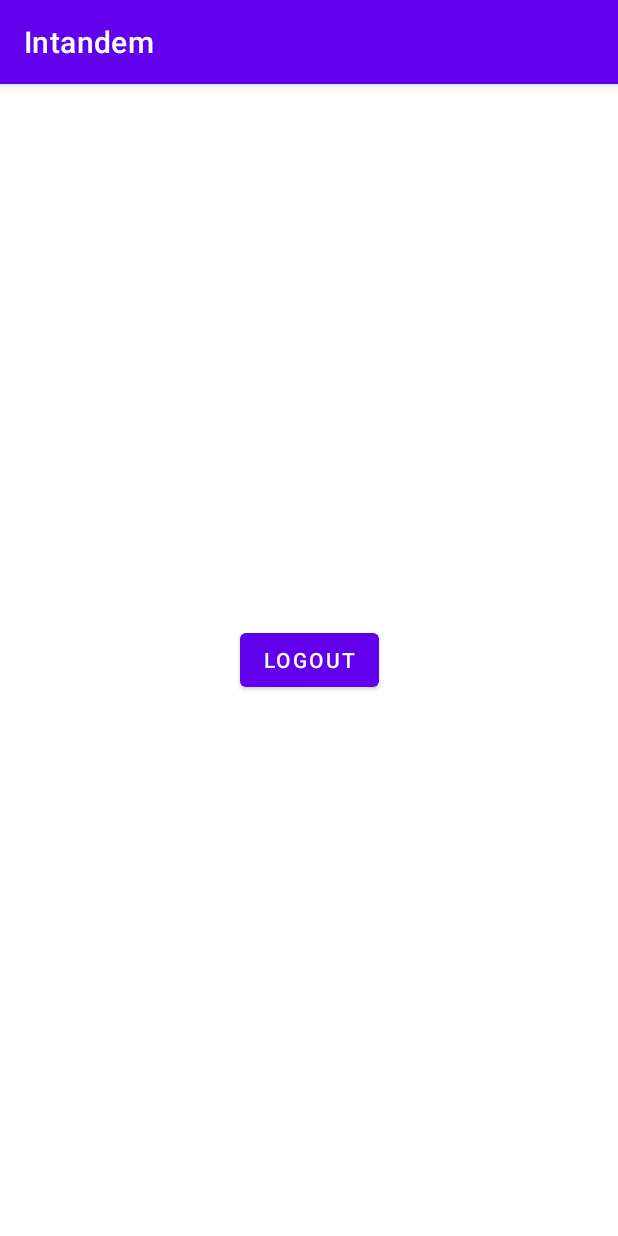
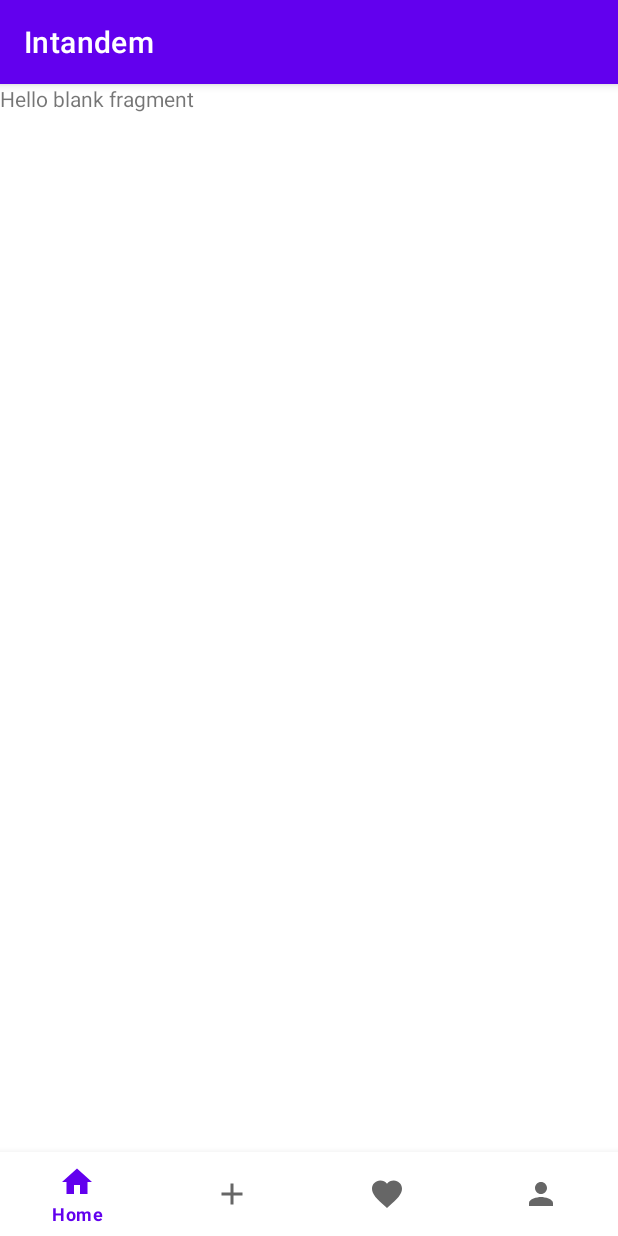
Before and after one commit to sabrinakim/Intandem, an Android app: the SecondActivity screen opened directly, with no data from a screen before it, on a phone screen of 412 x 824 dp. Run offline under Robolectric (Android 15) with nearby library versions, the phone set to English and light mode, and no system bars.

Commit message:
added bottom navigation bar and created fragments for each menu item

```diff
--- a/app/src/main/java/com/example/intandem/MainActivity.java
+++ b/app/src/main/java/com/example/intandem/MainActivity.java
@@ -98,7 +98,8 @@ public class MainActivity extends AppCompatActivity {
             public void onSuccess(LoginResult loginResult) {
                 // loginResult contains parameters like the access token & granted permissions u set up
                 Log.i(TAG, "login success");
-
+                Intent i = new Intent(MainActivity.this, SecondActivity.class);
+                startActivity(i);
             }
 
             @Override
--- a/app/src/main/java/com/example/intandem/SecondActivity.java
+++ b/app/src/main/java/com/example/intandem/SecondActivity.java
@@ -1,14 +1,56 @@
 package com.example.intandem;
 
+import androidx.annotation.NonNull;
 import androidx.appcompat.app.AppCompatActivity;
+import androidx.fragment.app.Fragment;
+import androidx.fragment.app.FragmentManager;
 
 import android.os.Bundle;
+import android.view.MenuItem;
+
+import com.example.intandem.fragments.ActivityFragment;
+import com.example.intandem.fragments.ComposeFragment;
+import com.example.intandem.fragments.PostsFragment;
+import com.example.intandem.fragments.ProfileFragment;
+import com.google.android.material.bottomnavigation.BottomNavigationView;
 
 public class SecondActivity extends AppCompatActivity {
+
+    public static final String TAG = "SecondActivity";
+    final FragmentManager fragmentManager = getSupportFragmentManager();
+    private BottomNavigationView bottomNavigationView;
 
     @Override
     protected void onCreate(Bundle savedInstanceState) {
         super.onCreate(savedInstanceState);
         setContentView(R.layout.activity_second);
+
+        bottomNavigationView = findViewById(R.id.bottomNavigation);
+
+        bottomNavigationView.setOnNavigationItemSelectedListener(new BottomNavigationView.OnNavigationItemSelectedListener() {
+            @Override
+            public boolean onNavigationItemSelected(@NonNull MenuItem item) {
+                Fragment fragment;
+                switch (item.getItemId()) {
+                    case R.id.action_home:
+                        fragment = new PostsFragment();
+                        break;
+                    case R.id.action_compose:
+                        fragment = new ComposeFragment();
+                        break;
+                    case R.id.action_activity:
+                        fragment = new ActivityFragment();
+                        break;
+                    case R.id.action_profile:
+                    default:
+                        fragment = new ProfileFragment();
+                        break;
+                }
+                fragmentManager.beginTransaction().replace(R.id.flContainer, fragment).commit();
+                return true;
+            }
+        });
+        // Set default selection
+        bottomNavigationView.setSelectedItemId(R.id.action_home);
     }
 }
--- /dev/null
+++ b/app/src/main/java/com/example/intandem/fragments/PostsFragment.java
@@ -0,0 +1,66 @@
+package com.example.intandem.fragments;
+
+import android.os.Bundle;
+
+import androidx.fragment.app.Fragment;
+
+import android.view.LayoutInflater;
+import android.view.View;
+import android.view.ViewGroup;
+
+import com.example.intandem.R;
+
+/**
+ * A simple {@link Fragment} subclass.
+ * Use the {@link PostsFragment#newInstance} factory method to
+ * create an instance of this fragment.
+ */
+public class PostsFragment extends Fragment {
+
+    // TODO: Rename parameter arguments, choose names that match
+    // the fragment initialization parameters, e.g. ARG_ITEM_NUMBER
+    private static final String ARG_PARAM1 = "param1";
+    private static final String ARG_PARAM2 = "param2";
+
+    // TODO: Rename and change types of parameters
+    private String mParam1;
+    private String mParam2;
+
+    public PostsFragment() {
+        // Required empty public constructor
+    }
+
+    /**
+     * Use this factory method to create a new instance of
+     * this fragment using the provided parameters.
+     *
+     * @param param1 Parameter 1.
+     * @param param2 Parameter 2.
+     * @return A new instance of fragment PostsFragment.
+     */
+    // TODO: Rename and change types and number of parameters
+    public static PostsFragment newInstance(String param1, String param2) {
+        PostsFragment fragment = new PostsFragment();
+        Bundle args = new Bundle();
+        args.putString(ARG_PARAM1, param1);
+        args.putString(ARG_PARAM2, param2);
+        fragment.setArguments(args);
+        return fragment;
+    }
+
+    @Override
+    public void onCreate(Bundle savedInstanceState) {
+        super.onCreate(savedInstanceState);
+        if (getArguments() != null) {
+            mParam1 = getArguments().getString(ARG_PARAM1);
+            mParam2 = getArguments().getString(ARG_PARAM2);
+        }
+    }
+
+    @Override
+    public View onCreateView(LayoutInflater inflater, ViewGroup container,
+                             Bundle savedInstanceState) {
+        // Inflate the layout for this fragment
+        return inflater.inflate(R.layout.fragment_posts, container, false);
+    }
+}
--- /dev/null
+++ b/app/src/main/res/drawable/ic_baseline_add_24.xml
@@ -0,0 +1,5 @@
+<vector android:height="24dp" android:tint="#000000"
+    android:viewportHeight="24" android:viewportWidth="24"
+    android:width="24dp" xmlns:android="http://schemas.android.com/apk/res/android">
+    <path android:fillColor="@android:color/white" android:pathData="M19,13h-6v6h-2v-6H5v-2h6V5h2v6h6v2z"/>
+</vector>
--- /dev/null
+++ b/app/src/main/res/drawable/ic_baseline_favorite_24.xml
@@ -0,0 +1,5 @@
+<vector android:height="24dp" android:tint="#000000"
+    android:viewportHeight="24" android:viewportWidth="24"
+    android:width="24dp" xmlns:android="http://schemas.android.com/apk/res/android">
+    <path android:fillColor="@android:color/white" android:pathData="M12,21.35l-1.45,-1.32C5.4,15.36 2,12.28 2,8.5 2,5.42 4.42,3 7.5,3c1.74,0 3.41,0.81 4.5,2.09C13.09,3.81 14.76,3 16.5,3 19.58,3 22,5.42 22,8.5c0,3.78 -3.4,6.86 -8.55,11.54L12,21.35z"/>
+</vector>
--- /dev/null
+++ b/app/src/main/res/drawable/ic_baseline_home_24.xml
@@ -0,0 +1,5 @@
+<vector android:height="24dp" android:tint="#000000"
+    android:viewportHeight="24" android:viewportWidth="24"
+    android:width="24dp" xmlns:android="http://schemas.android.com/apk/res/android">
+    <path android:fillColor="@android:color/white" android:pathData="M10,20v-6h4v6h5v-8h3L12,3 2,12h3v8z"/>
+</vector>
--- /dev/null
+++ b/app/src/main/res/drawable/ic_baseline_person_24.xml
@@ -0,0 +1,5 @@
+<vector android:height="24dp" android:tint="#000000"
+    android:viewportHeight="24" android:viewportWidth="24"
+    android:width="24dp" xmlns:android="http://schemas.android.com/apk/res/android">
+    <path android:fillColor="@android:color/white" android:pathData="M12,12c2.21,0 4,-1.79 4,-4s-1.79,-4 -4,-4 -4,1.79 -4,4 1.79,4 4,4zM12,14c-2.67,0 -8,1.34 -8,4v2h16v-2c0,-2.66 -5.33,-4 -8,-4z"/>
+</vector>
--- a/app/src/main/res/layout/activity_second.xml
+++ b/app/src/main/res/layout/activity_second.xml
@@ -4,15 +4,34 @@
     xmlns:tools="http://schemas.android.com/tools"
     android:layout_width="match_parent"
     android:layout_height="match_parent"
-    tools:context=".SecondActivity">
+    tools:context=".MainActivity">
 
-    <Button
-        android:id="@+id/BtnLogout"
-        android:layout_width="wrap_content"
+    <RelativeLayout
+        android:layout_width="match_parent"
         android:layout_height="wrap_content"
-        android:text="Logout"
+        android:layout_marginTop="20dp"
+        android:layout_marginBottom="20dp"
+        android:orientation="vertical"
         app:layout_constraintBottom_toBottomOf="parent"
         app:layout_constraintEnd_toEndOf="parent"
         app:layout_constraintStart_toStartOf="parent"
-        app:layout_constraintTop_toTopOf="parent" />
+        app:layout_constraintTop_toTopOf="parent">
+
+        <FrameLayout
+            android:id="@+id/flContainer"
+            android:layout_width="match_parent"
+            android:layout_height="match_parent"
+            android:layout_above="@id/bottomNavigation" />
+
+
+        <com.google.android.material.bottomnavigation.BottomNavigationView
+            android:id="@+id/bottomNavigation"
+            android:layout_width="match_parent"
+            android:layout_height="wrap_content"
+            android:layout_alignParentBottom="true"
+            android:layout_marginBottom="0dp"
+            app:menu="@menu/menu_bottom_navigation" />
+
+    </RelativeLayout>
+
 </androidx.constraintlayout.widget.ConstraintLayout>
--- /dev/null
+++ b/app/src/main/res/layout/fragment_posts.xml
@@ -0,0 +1,14 @@
+<?xml version="1.0" encoding="utf-8"?>
+<FrameLayout xmlns:android="http://schemas.android.com/apk/res/android"
+    xmlns:tools="http://schemas.android.com/tools"
+    android:layout_width="match_parent"
+    android:layout_height="match_parent"
+    tools:context=".fragments.PostsFragment">
+
+    <!-- TODO: Update blank fragment layout -->
+    <TextView
+        android:layout_width="match_parent"
+        android:layout_height="match_parent"
+        android:text="@string/hello_blank_fragment" />
+
+</FrameLayout>
--- /dev/null
+++ b/app/src/main/res/menu/menu_bottom_navigation.xml
@@ -0,0 +1,26 @@
+<?xml version="1.0" encoding="utf-8"?>
+<menu xmlns:app="http://schemas.android.com/apk/res-auto"
+    xmlns:android="http://schemas.android.com/apk/res/android">
+
+    <item
+        android:id="@+id/action_home"
+        android:icon="@drawable/ic_baseline_home_24"
+        android:title="Home"
+        app:showAsAction="always" />
+    <item
+        android:id="@+id/action_compose"
+        android:icon="@drawable/ic_baseline_add_24"
+        android:title="Compose"
+        app:showAsAction="always" />
+    <item
+        android:id="@+id/action_activity"
+        android:icon="@drawable/ic_baseline_favorite_24"
+        android:title="Activity"
+        app:showAsAction="always" />
+
+    <item
+        android:id="@+id/action_profile"
+        android:icon="@drawable/ic_baseline_person_24"
+        android:title="Profile"
+        app:showAsAction="always" />
+</menu>
--- a/app/src/main/res/values/strings.xml
+++ b/app/src/main/res/values/strings.xml
@@ -3,4 +3,6 @@
     <string name="facebook_app_id">611099576692463</string>
     <string name="fb_login_protocol_scheme">fb611099576692463</string>
     <string name="facebook_client_token">bffe434c5e6d735c70db1829d300bb4f</string>
+    <!-- TODO: Remove or change this placeholder text -->
+    <string name="hello_blank_fragment">Hello blank fragment</string>
 </resources>
```
Also changed, not shown: app/src/main/java/com/example/intandem/fragments/ActivityFragment.java (added, +66 -0 lines), app/src/main/java/com/example/intandem/fragments/ComposeFragment.java (added, +66 -0 lines), app/src/main/java/com/example/intandem/fragments/ProfileFragment.java (added, +66 -0 lines), app/src/main/res/layout/fragment_activity.xml (added, +14 -0 lines), app/src/main/res/layout/fragment_compose.xml (added, +14 -0 lines), app/src/main/res/layout/fragment_profile.xml (added, +14 -0 lines).
